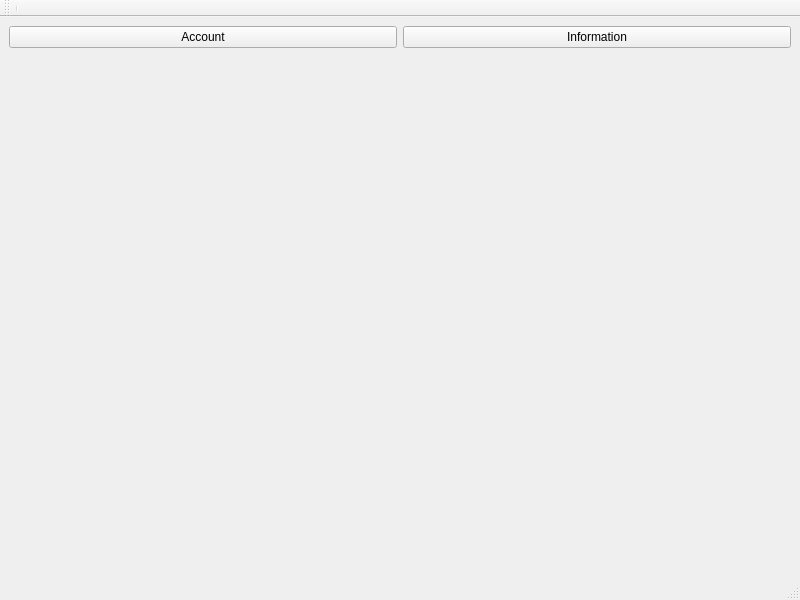
Before: the Qt Designer form settingsmainwindow.ui in 2042Third/pdmQt, drawn with Qt 5.
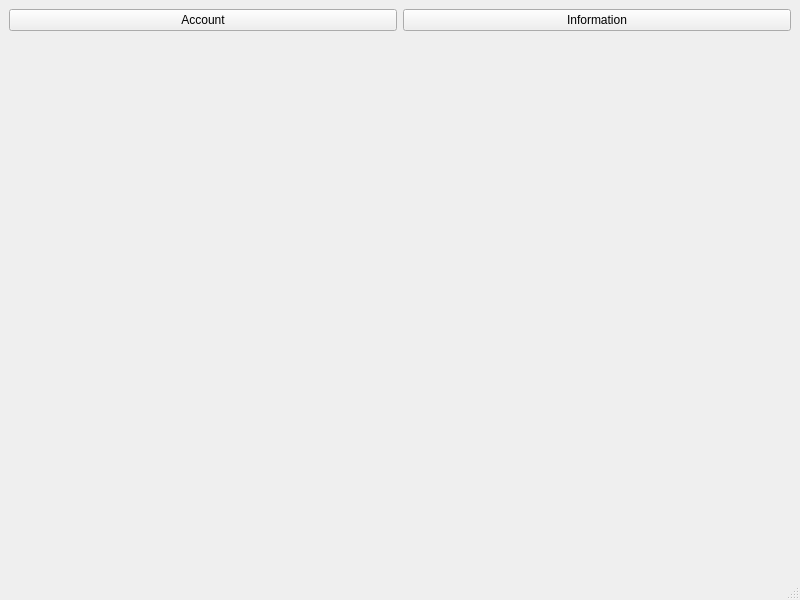
After: the same form once the commit is applied.

Commit message: File open debug info.

```diff
--- a/settingsmainwindow.ui
+++ b/settingsmainwindow.ui
@@ -55,18 +55,6 @@
    </layout>
   </widget>
   <widget class="QStatusBar" name="statusbar"/>
-  <widget class="QToolBar" name="toolBar">
-   <property name="windowTitle">
-    <string>toolBar</string>
-   </property>
-   <attribute name="toolBarArea">
-    <enum>TopToolBarArea</enum>
-   </attribute>
-   <attribute name="toolBarBreak">
-    <bool>false</bool>
-   </attribute>
-   <addaction name="separator"/>
-  </widget>
  </widget>
  <resources/>
  <connections/>
```
The commit also changes 1 other file.
